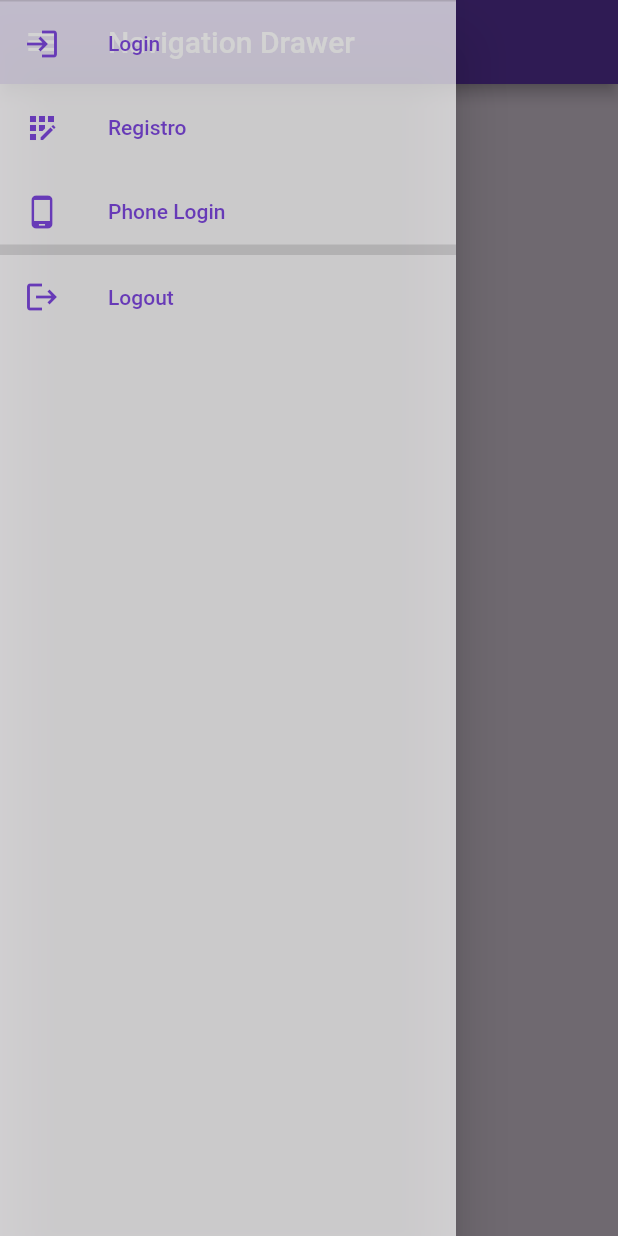
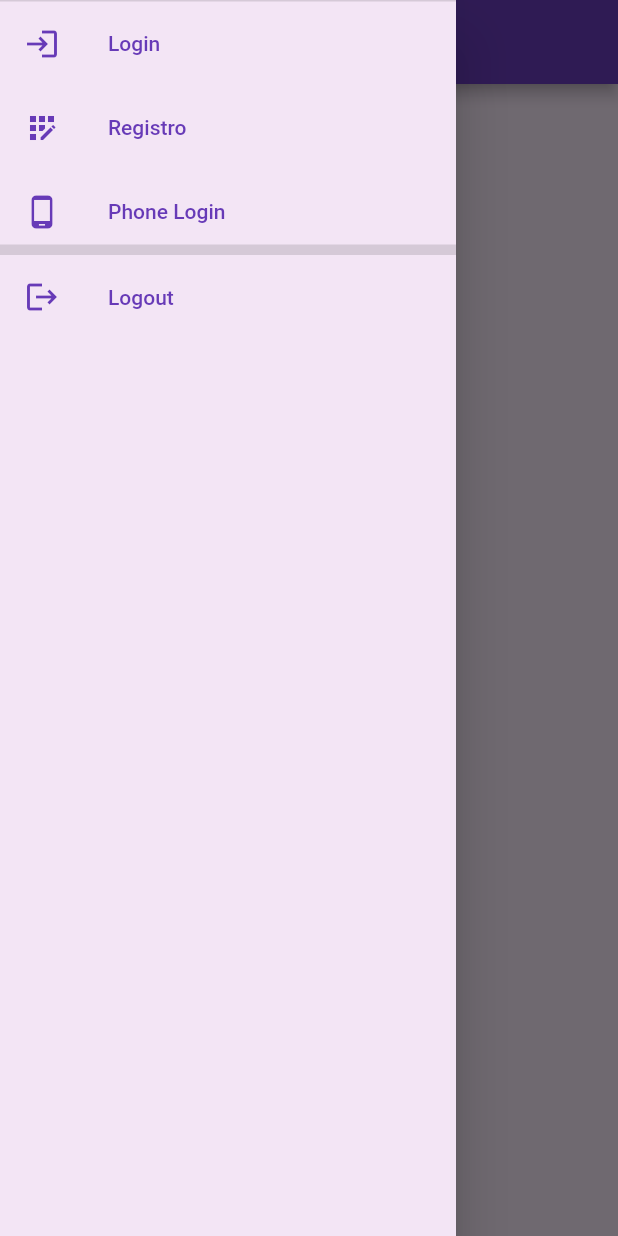
Before and after one commit to SFP95/my_first_flutter, a Flutter app: the PruebaNewView screen opened directly, with the side drawer open, on a phone screen of 412 x 824 dp. Run offline on Flutter 3.47's test engine with Material 2 defaults, Android fonts, the phone set to English and light mode, and no system bars; our stand-ins replace cloud_firestore, firebase_auth, firebase_core; accounts and stored records are empty.

Commit message:
pruebas en Navigation drawer

```diff
--- a/lib/src/App.dart
+++ b/lib/src/App.dart
@@ -30,7 +30,7 @@ class App extends StatelessWidget{
         '/splashView':(context) => SplashView(),
         '/prueba': (context) => PruebaNewView(),
       },
-      home: HomeView(),
+      home: LoginView(),
       theme: ThemeData(
           primaryColor: Color(101935),
           accentColor: Color(564787)
--- a/lib/src/home_views/PruebaNewView.dart
+++ b/lib/src/home_views/PruebaNewView.dart
@@ -14,10 +14,10 @@ class PruebaNewView extends StatelessWidget{
       backgroundColor: Colors.purple[50],
       appBar: AppBar(
         backgroundColor: Colors.deepPurple,
-        title: Text('Navigation Drawer'),
+        title: Text('My Navigation Drawer'),
       ),
       drawer: Drawer(
-        backgroundColor: Colors.white70,
+        backgroundColor: Colors.purple[50],
         child: ListView(
           children: [
             Divider(
```
